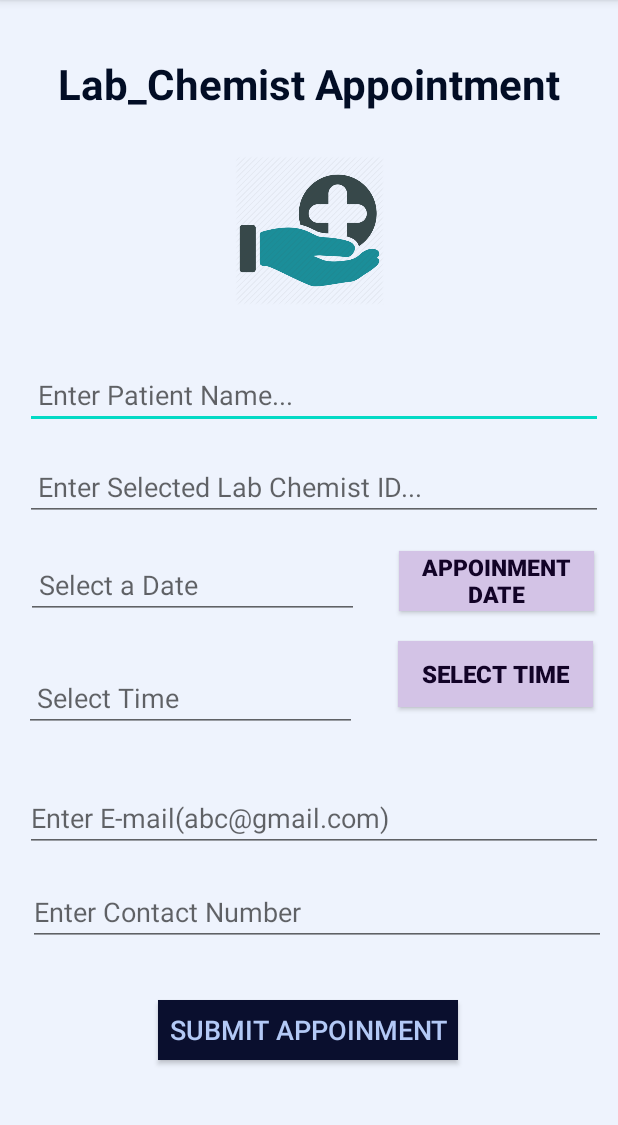
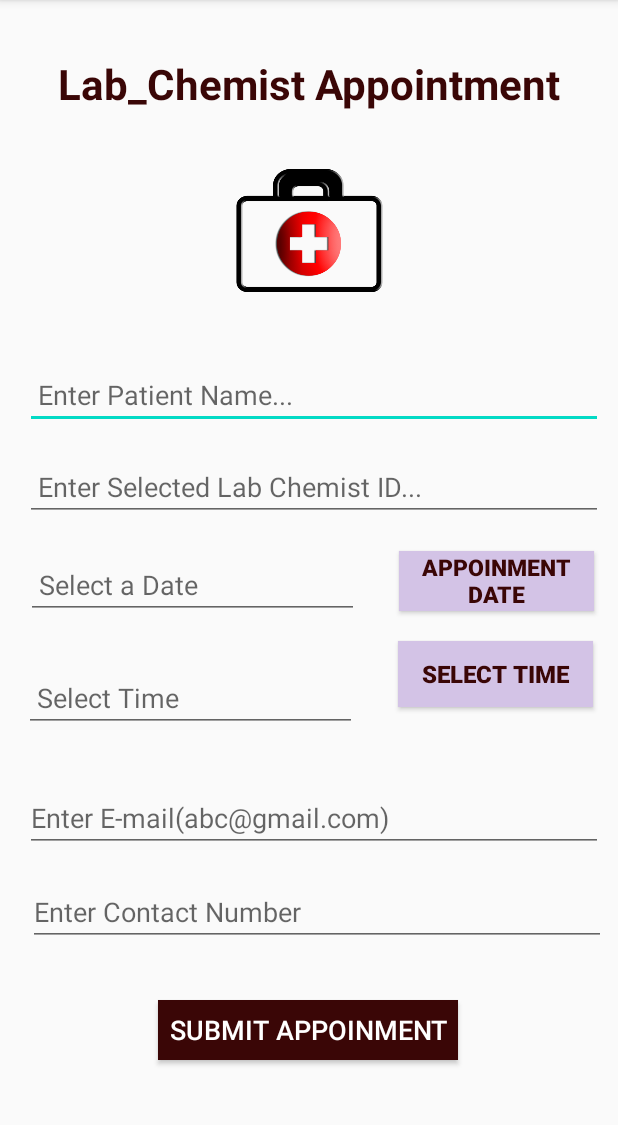
Before and after one commit to IT19040004/CoDe_WarRiors-Matara, an Android app: the LabChemAppointment screen opened directly, with no data from a screen before it, on a phone screen of 412 x 824 dp, the part 84-1209 px from its top. Run offline under Robolectric (Android 15) with nearby library versions, the phone set to English and light mode, and no system bars; our stand-ins replace Firebase (no records; nobody signed in at launch, a user with empty details on screens opened directly).

Commit message:
Lab chem appoinment image changed

```diff
--- a/app/src/main/res/layout/activity_lab_chem_appointment.xml
+++ b/app/src/main/res/layout/activity_lab_chem_appointment.xml
@@ -5,7 +5,7 @@
     android:layout_width="match_parent"
     android:layout_height="match_parent"
     tools:context=".LabChemAppointment"
-    android:background="#EEF3FD"
+
     >
 
     <TextView
@@ -13,7 +13,7 @@
         android:layout_width="wrap_content"
         android:layout_height="wrap_content"
         android:text="Lab_Chemist Appointment"
-        android:textColor="@color/captions"
+        android:textColor="#3A0606"
         android:textSize="28sp"
         android:textStyle="bold"
         app:layout_constraintBottom_toBottomOf="parent"
@@ -29,7 +29,7 @@
         android:ems="10"
         android:hint=" Enter Patient Name..."
         android:inputType="textPersonName"
-        android:textColor="#022267"
+        android:textColor="#3A0606"
         android:textSize="18sp"
         app:layout_constraintBottom_toBottomOf="parent"
         app:layout_constraintEnd_toEndOf="parent"
@@ -47,7 +47,7 @@
         app:layout_constraintStart_toStartOf="parent"
         app:layout_constraintTop_toTopOf="parent"
         app:layout_constraintVertical_bias="0.156"
-        app:srcCompat="@drawable/my" />
+        app:srcCompat="@drawable/newr" />
 
     <EditText
         android:id="@+id/etxtEmailAddress"
@@ -56,7 +56,7 @@
         android:ems="10"
         android:hint="Enter E-mail(abc@gmail.com)"
         android:inputType="textEmailAddress"
-        android:textColor="#022267"
+        android:textColor="#3A0606"
         android:textSize="18sp"
         app:layout_constraintBottom_toBottomOf="parent"
         app:layout_constraintEnd_toEndOf="parent"
@@ -69,9 +69,9 @@
         android:id="@+id/btnSbAppoinmnt"
         android:layout_width="200sp"
         android:layout_height="40sp"
-        android:background="@color/buttonBackground"
         android:text="Submit Appoinment"
-        android:textColor="@color/buttonTextColour"
+        android:background="#3A0606"
+        android:textColor="@color/design_default_color_background"
         android:textSize="18sp"
         app:layout_constraintBottom_toBottomOf="parent"
         app:layout_constraintEnd_toEndOf="parent"
@@ -88,7 +88,7 @@
         android:ems="10"
         android:hint=" Enter Selected Lab Chemist ID..."
         android:inputType="number"
-        android:textColor="#022267"
+        android:textColor="#3A0606"
         android:textSize="18sp"
         app:layout_constraintEnd_toEndOf="parent"
         app:layout_constraintHorizontal_bias="0.615"
@@ -102,7 +102,7 @@
         android:ems="10"
         android:hint="Enter Contact Number"
         android:inputType="phone"
-        android:textColor="#022267"
+        android:textColor="#3A0606"
         android:textSize="18sp"
         app:layout_constraintBottom_toBottomOf="parent"
         app:layout_constraintEnd_toEndOf="parent"
@@ -120,7 +120,7 @@
         android:gravity="center_horizontal"
         android:text="Appoinment Date"
         android:textAlignment="center"
-        android:textColor="@color/formTxtColour"
+        android:textColor="#3A0606"
         android:textSize="15sp"
         android:textStyle="bold"
         app:layout_constraintEnd_toEndOf="parent"
@@ -135,7 +135,7 @@
         android:layout_marginTop="20dp"
         android:background="@color/formTxtBackground"
         android:text="Select Time"
-        android:textColor="@color/formTxtColour"
+        android:textColor="#3A0606"
         android:textSize="16sp"
         android:textStyle="bold"
         app:layout_constraintEnd_toEndOf="parent"
@@ -151,7 +151,7 @@
         android:ems="10"
         android:inputType="textPersonName"
         android:hint=" Select a Date"
-        android:textColor="#022267"
+        android:textColor="#3A0606"
         android:textSize="18sp"
         app:layout_constraintEnd_toStartOf="@+id/btnDatePicker"
         app:layout_constraintHorizontal_bias="0.39"
@@ -167,7 +167,7 @@
         android:ems="10"
         android:hint=" Select Time"
         android:inputType="textPersonName"
-        android:textColor="#022267"
+        android:textColor="#3A0606"
         android:textSize="18sp"
         app:layout_constraintBottom_toTopOf="@+id/etxtEmailAddress"
         app:layout_constraintStart_toStartOf="parent"
--- a/app/src/main/res/layout/activity_lab_chemist_list.xml
+++ b/app/src/main/res/layout/activity_lab_chemist_list.xml
@@ -25,11 +25,11 @@
         android:id="@+id/btnGo"
         android:layout_width="135dp"
         android:layout_height="52dp"
-        android:background="@color/buttonBackground"
         android:gravity="center_horizontal"
         android:text="Add Appointment"
+        android:background="#3A0606"
+        android:textColor="@color/design_default_color_background"
         android:textAlignment="center"
-        android:textColor="@color/buttonTextColour"
         android:textSize="16sp"
         android:textStyle="bold"
         app:layout_constraintBottom_toBottomOf="parent"
@@ -67,9 +67,9 @@
         android:id="@+id/btnPreLabApp"
         android:layout_width="155dp"
         android:layout_height="46dp"
-        android:background="@color/buttonBackground"
         android:text="previous Appoinments"
-        android:textColor="@color/buttonTextColour"
+        android:background="#3A0606"
+        android:textColor="@color/design_default_color_background"
         android:textSize="18sp"
         app:layout_constraintBottom_toBottomOf="parent"
         app:layout_constraintEnd_toEndOf="parent"
```
